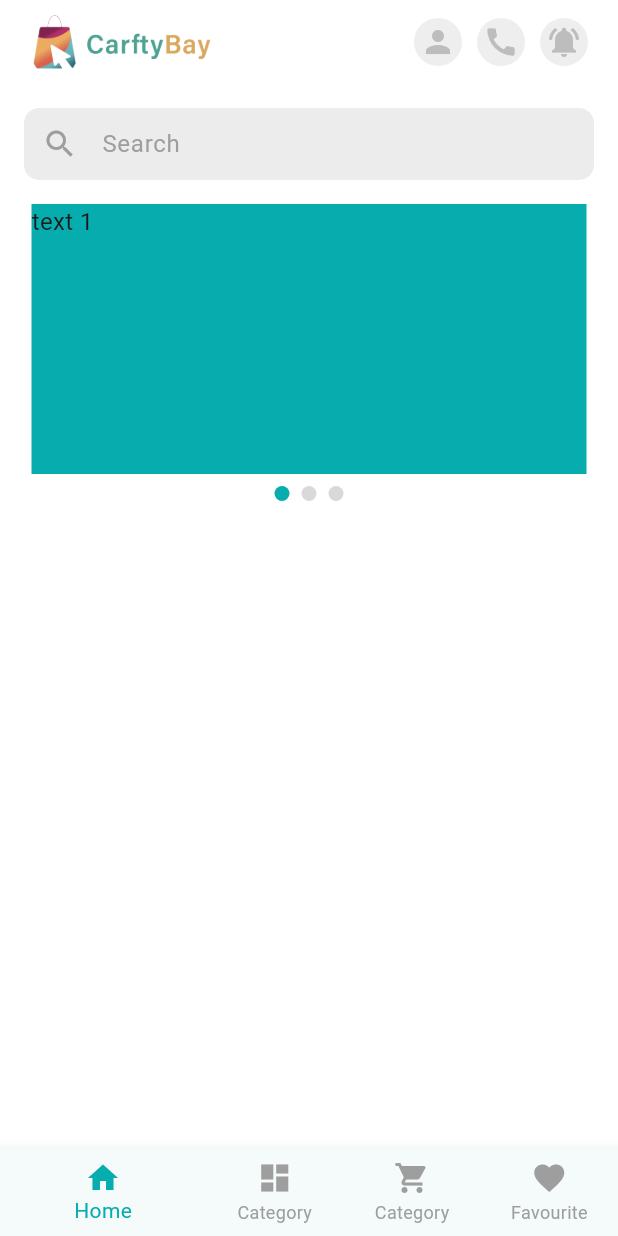
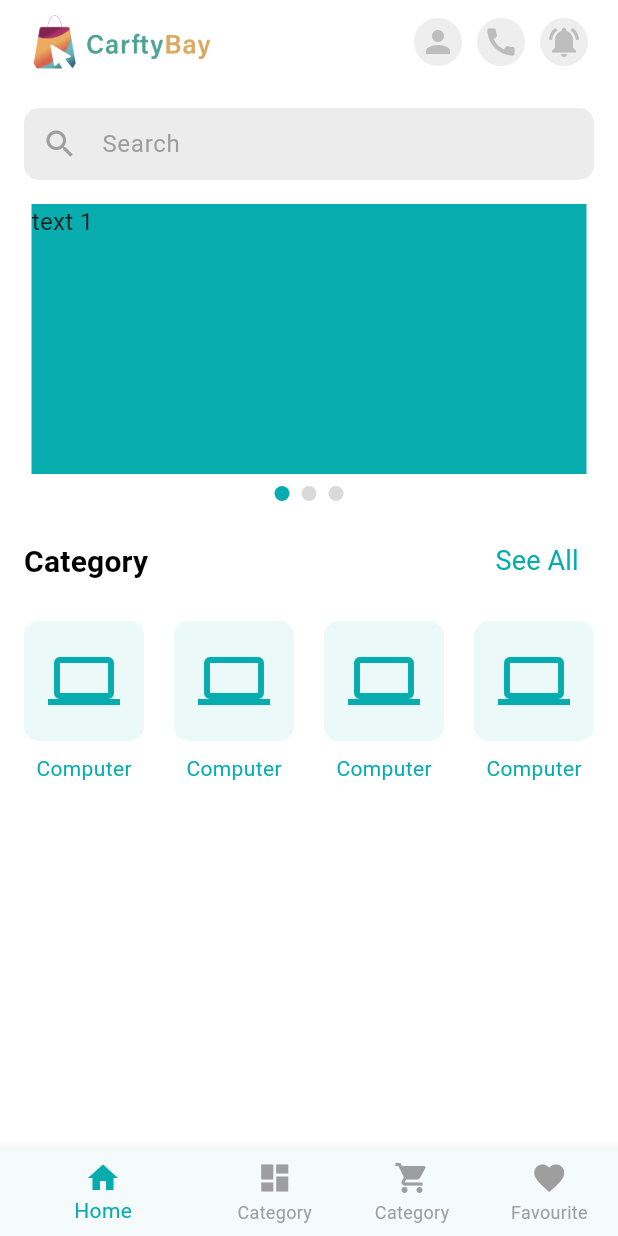
Before and after one commit to arafat-netul10/crafty_bay, a Flutter app: the screen it shows after launch, on a phone screen of 412 x 824 dp. Run offline on Flutter 3.47's test engine with Material 3 defaults, Android fonts, the phone set to English and light mode, and no system bars; drawn by our look-alikes of carousel_slider; our stand-ins replace firebase_core, firebase_crashlytics, pin_code_fields, shared_preferences; accounts and stored records are empty.

Commit message:
Add Category Screen

```diff
--- a/lib/app/app_theme.dart
+++ b/lib/app/app_theme.dart
@@ -14,10 +14,16 @@ class AppTheme {
     scaffoldBackgroundColor: Colors.white,
     textTheme: TextTheme(
       titleLarge: TextStyle(color: Colors.black, fontWeight: .w600, fontSize: 28),
+      titleMedium: TextStyle(color: Colors.black, fontWeight: .w600, fontSize: 20),
       labelLarge: TextStyle(color: Colors.grey, fontWeight: .w400,fontSize: 20),
     ),
       appBarTheme: AppBarTheme(
         backgroundColor: Colors.white,
+        titleTextStyle: TextStyle(
+          fontSize: 22,
+          color: Colors.black,
+          fontWeight: FontWeight.bold,
+        ),
       ),
       inputDecorationTheme: InputDecorationTheme(
         contentPadding: .only(left: 12),
--- a/lib/app/routes.dart
+++ b/lib/app/routes.dart
@@ -3,6 +3,7 @@ import 'package:crafty_bay/features/auth/presentation/screens/sign_up_screen.dar
 import 'package:crafty_bay/features/auth/presentation/screens/splash_screen.dart';
 import 'package:flutter/material.dart';
 
+import '../features/category/presentation/screens/category_screen.dart';
 import '../features/home/presentation/screens/home_screen.dart';
 import '../features/auth/presentation/screens/verify_otp.dart';
 import '../features/shared/presentation/presentation/main_nav_holder_screen.dart';
@@ -36,6 +37,10 @@ class AppRoutes {
         widget = MainNavHolderScreen();
         break;
 
+        case CategoryScreen.name:
+          widget = CategoryScreen();
+          break;
+
       default:
         widget = SplashScreen();
     }
--- a/lib/features/auth/presentation/screens/sign_up_screen.dart
+++ b/lib/features/auth/presentation/screens/sign_up_screen.dart
@@ -1,4 +1,4 @@
-import 'package:crafty_bay/features/auth/presentation/screens/sign_in_screen.dart';
+
 import 'package:crafty_bay/features/auth/presentation/screens/verify_otp.dart';
 import 'package:crafty_bay/features/auth/presentation/widgets/app_logo.dart';
 import 'package:flutter/material.dart';
--- a/lib/features/home/presentation/screens/home_screen.dart
+++ b/lib/features/home/presentation/screens/home_screen.dart
@@ -1,7 +1,12 @@
+
 import 'package:crafty_bay/features/home/presentation/widgets/product_search_bar.dart';
 import 'package:flutter/material.dart';
+import 'package:provider/provider.dart';
+import '../../../shared/presentation/providers/main_nav_holder_provider.dart';
 import '../widgets/home_appbar.dart';
 import '../widgets/home_carousel_slider.dart';
+import '../widgets/section_elements.dart';
+import '../widgets/section_header.dart';
 
 
 class HomeScreen extends StatefulWidget {
@@ -14,8 +19,15 @@ class HomeScreen extends StatefulWidget {
 }
 
 class _HomeScreenState extends State<HomeScreen> {
+
+
   @override
   Widget build(BuildContext context) {
+
+    // void onTapSeeAllCategory(){
+    //   context.read<MainNavHolderProvider>().changeIndex(1);
+    // }
+
     return Scaffold(
       appBar: HomeAppBar(),
       body: SingleChildScrollView(
@@ -25,7 +37,12 @@ class _HomeScreenState extends State<HomeScreen> {
             spacing: 16,
             children: [
               ProductSearchBar(),
-              HomeCarouselSlider()
+              HomeCarouselSlider(),
+              SectionHeader(headerText: "Category",
+                  onTapSeeAll: (){
+                    context.read<MainNavHolderProvider>().navigateToCategory();
+                  }),
+              SectionElements(icon: Icons.computer, name: "Computer",),
 
             ],
           ),
--- /dev/null
+++ b/lib/features/home/presentation/widgets/section_elements.dart
@@ -0,0 +1,31 @@
+import 'package:flutter/material.dart';
+
+
+import '../../../shared/presentation/widgets/category_card.dart';
+
+class SectionElements extends StatelessWidget {
+  const SectionElements({
+    super.key, required this.icon, required this.name,
+  });
+
+  final IconData icon;
+  final String name;
+
+
+  @override
+  Widget build(BuildContext context) {
+    return SizedBox(
+      height: 150,
+      child: ListView.separated(
+          scrollDirection: .horizontal,
+          itemCount: 10,
+          itemBuilder: (context, index){
+
+            return CategoryCard(icon: icon, name: name);
+
+          },
+          separatorBuilder: (_, _) => SizedBox(width: 20,)
+      ),
+    );
+  }
+}
--- /dev/null
+++ b/lib/features/home/presentation/widgets/section_header.dart
@@ -0,0 +1,32 @@
+import 'package:flutter/material.dart';
+import '../../../../app/app_colors.dart';
+
+class SectionHeader extends StatelessWidget {
+  const SectionHeader({
+    super.key,
+    required this.headerText, required this.onTapSeeAll,
+  });
+
+
+  final String headerText;
+  final VoidCallback onTapSeeAll;
+
+
+  @override
+  Widget build(BuildContext context) {
+
+    final textTheme = TextTheme.of(context);
+
+    return Row(
+      mainAxisAlignment: MainAxisAlignment.spaceBetween,
+      children: [
+        Text(headerText, style: textTheme.titleMedium,),
+        TextButton(
+            onPressed: onTapSeeAll,
+            child: Text("See All",
+              style:
+              TextStyle(color: AppColors.themeColor, fontSize: 18,),))
+      ],
+    );
+  }
+}
--- a/lib/features/shared/presentation/presentation/main_nav_holder_screen.dart
+++ b/lib/features/shared/presentation/presentation/main_nav_holder_screen.dart
@@ -3,6 +3,7 @@ import 'package:flutter/material.dart';
 import 'package:provider/provider.dart';
 
 import '../../../../app/app_colors.dart';
+import '../../../category/presentation/screens/category_screen.dart';
 import '../../../home/presentation/screens/home_screen.dart';
 
 class MainNavHolderScreen extends StatefulWidget {
@@ -19,7 +20,7 @@ class _MainNavHolderScreenState extends State<MainNavHolderScreen> {
 
   final List<Widget> _screens = [
     HomeScreen(),
-    HomeScreen(),
+    CategoryScreen(),
     HomeScreen(),
     HomeScreen(),
   ];
--- /dev/null
+++ b/lib/features/shared/presentation/widgets/category_card.dart
@@ -0,0 +1,31 @@
+import 'package:flutter/material.dart';
+import '../../../../app/app_colors.dart';
+
+class CategoryCard extends StatelessWidget {
+  const CategoryCard({
+    super.key,
+    required this.icon,
+    required this.name,
+  });
+
+  final IconData icon;
+  final String name;
+
+  @override
+  Widget build(BuildContext context) {
+    return Column(
+      children: [
+        Container(
+          decoration: BoxDecoration(
+            borderRadius: BorderRadius.circular(10),
+            color: AppColors.themeColor.withAlpha(20),
+          ),
+          padding: EdgeInsets.all(16),
+          child: Icon(icon, size: 48, color: AppColors.themeColor),
+        ),
+        const  SizedBox(height: 8,),
+        Text(name, style: TextStyle(color: AppColors.themeColor),),
+      ],
+    );
+  }
+}
```
Also changed, not shown: lib/features/category/presentation/screens/category_screen.dart (added, +50 -0 lines), lib/features/shared/presentation/providers/main_nav_holder_provider.dart (+11 -5 lines).
